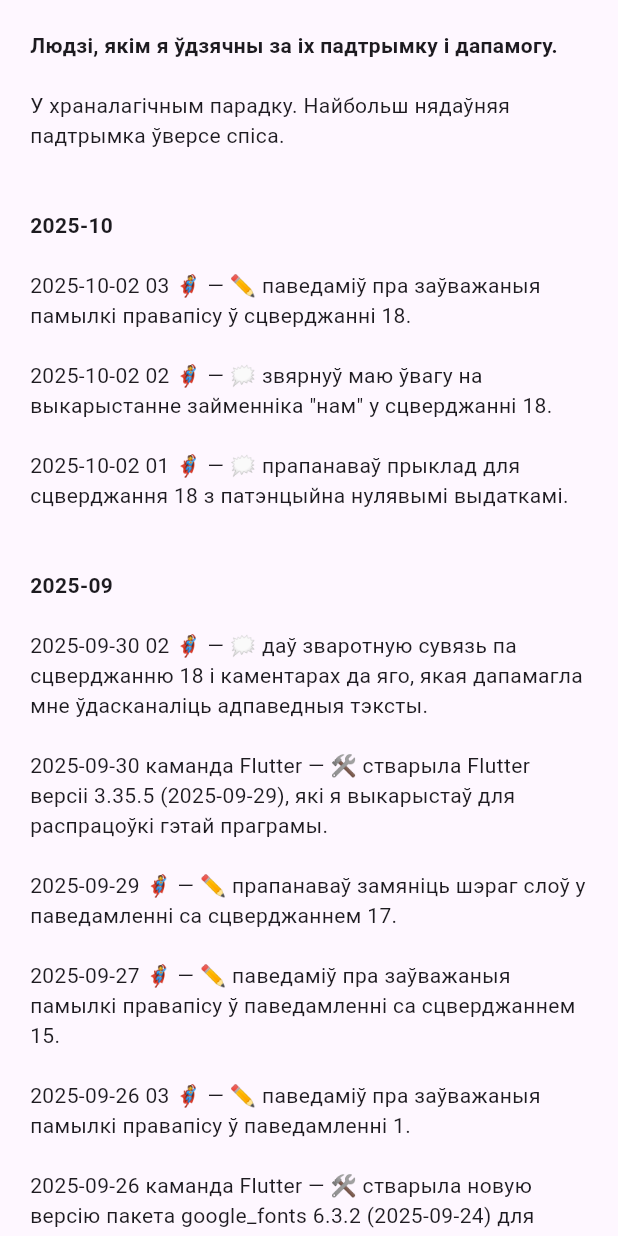
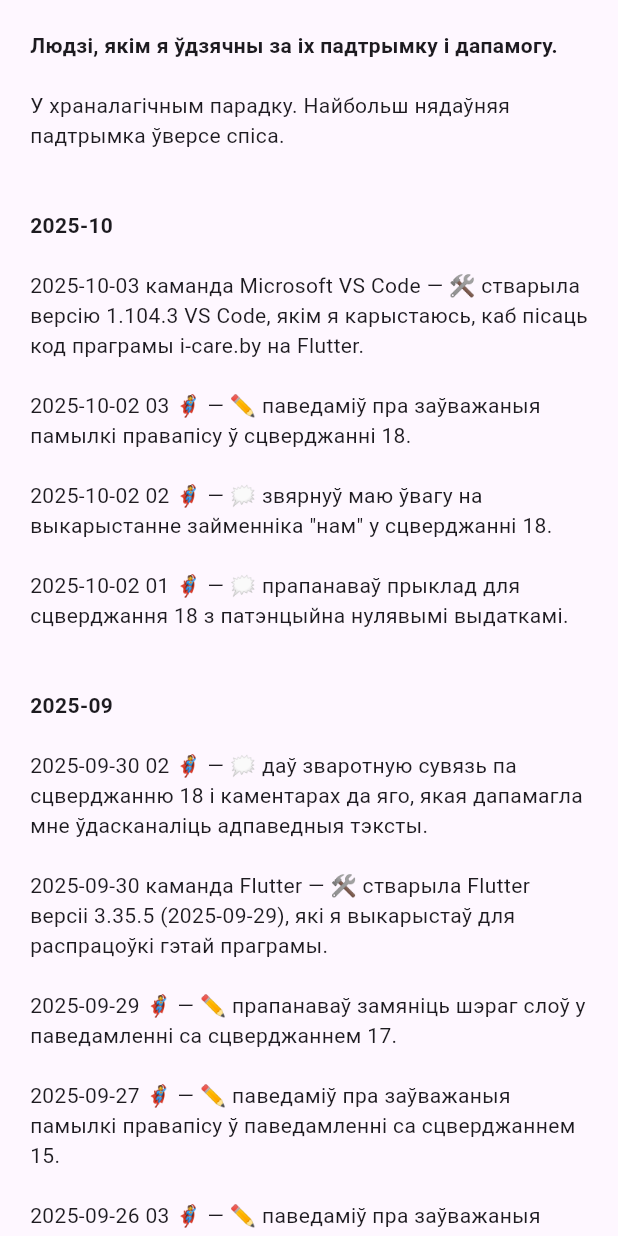
Before and after one commit to mshurkaeu-public/i-care.by, a Flutter app: the MyGratitude widget shown alone on an empty page, opened directly, on a phone screen of 412 x 824 dp. Run offline on Flutter 3.47's test engine with Material 3 defaults, Android fonts, the phone set to English and light mode, and no system bars; our stand-ins replace carousel_slider, expandable_text, google_fonts, package_info_plus, photo_view, web; missing offline and left inert: multi_split_view; generated files the repository leaves out were written again.

Commit message:
Record my gratitude to Microsoft VS Code team for creation of version 1.104.3 of VS Code

```diff
--- a/i-care.by-app/lib/l10n/app_be.arb
+++ b/i-care.by-app/lib/l10n/app_be.arb
@@ -1837,6 +1837,10 @@
   "@aboutMyGratitude_2025_10_02_03": {
     "description": "Text for 2025-10-02 03 🦸 on the \"my gratitude\" tab on the \"About\" page."
   },
+  "aboutMyGratitude_2025_10_03_01": "\n2025-10-03 каманда Microsoft VS Code — 🛠️ стварыла версію 1.104.3 VS Code, якім я карыстаюсь, каб пісаць код праграмы i-care.by на Flutter.\n",
+  "@aboutMyGratitude_2025_10_03_01": {
+    "description": "Text for 2025-10-03 Microsoft VS Code team on the \"my gratitude\" tab on the \"About\" page."
+  },
   "aboutMyGratitude_2025_10_title": "\n\n2025-10\n",
   "@aboutMyGratitude_2025_10_title": {
     "description": "Title for 2025-10 list/text on the \"my gratitude\" tab on the \"About\" page."
--- a/i-care.by-app/lib/my_gratitude.dart
+++ b/i-care.by-app/lib/my_gratitude.dart
@@ -26,6 +26,9 @@ class MyGratitude extends StatelessWidget {
               TextSpan(
                 text: l10n.aboutMyGratitude_2025_10_title,
                 style: titleStyle,
+              ),
+              TextSpan(
+                text: l10n.aboutMyGratitude_2025_10_03_01,
               ),
               TextSpan(
                 text: l10n.aboutMyGratitude_2025_10_02_03,
```
